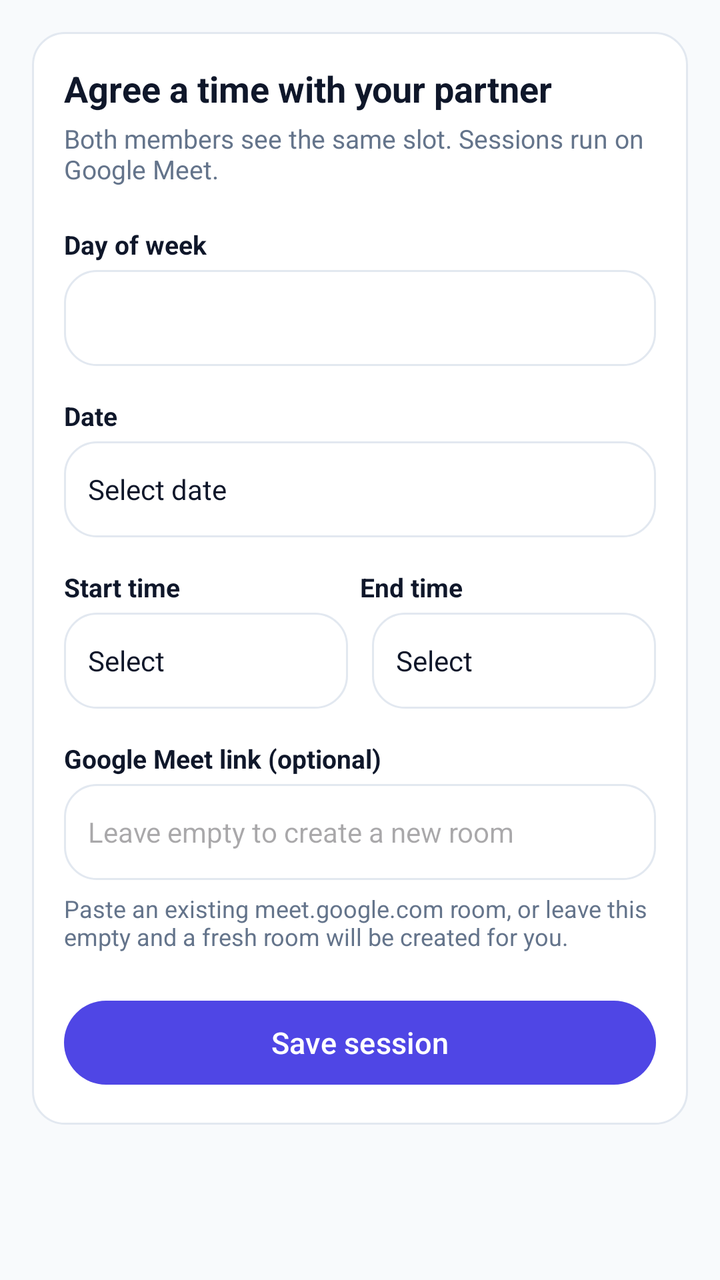
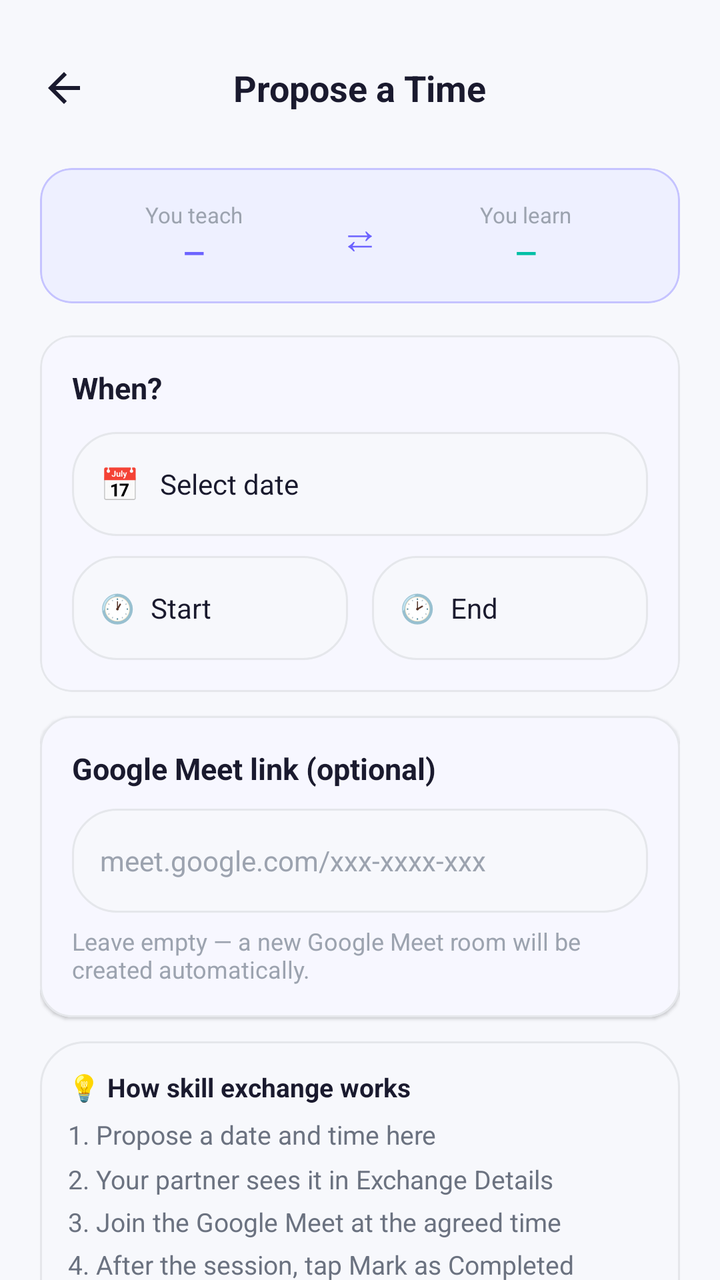

Compare the two renders of this Android layout. The source of the first and the diff that turns it into the second are given below.
<!-- AndroidManifest.xml: application theme Theme.SkillBarter -->
<!-- res/layout/activity_schedule_session.xml -->
<?xml version="1.0" encoding="utf-8"?>
<androidx.core.widget.NestedScrollView xmlns:android="http://schemas.android.com/apk/res/android"
    xmlns:app="http://schemas.android.com/apk/res-auto"
    android:layout_width="match_parent"
    android:layout_height="match_parent"
    android:background="@color/bg_light"
    android:fillViewport="true">

    <LinearLayout
        android:layout_width="match_parent"
        android:layout_height="wrap_content"
        android:orientation="vertical"
        android:padding="16dp">

        <LinearLayout
            android:layout_width="match_parent"
            android:layout_height="wrap_content"
            android:background="@drawable/bg_rounded_card"
            android:orientation="vertical"
            android:padding="16dp">

            <TextView
                android:layout_width="wrap_content"
                android:layout_height="wrap_content"
                android:text="Agree a time with your partner"
                android:textColor="@color/text_primary"
                android:textSize="18sp"
                android:textStyle="bold" />

            <TextView
                android:id="@+id/tvSubtitle"
                android:layout_width="match_parent"
                android:layout_height="wrap_content"
                android:layout_marginTop="4dp"
                android:text="Both members see the same slot. Sessions run on Google Meet."
                android:textColor="@color/text_secondary"
                android:textSize="13sp" />

            <TextView
                android:layout_width="wrap_content"
                android:layout_height="wrap_content"
                android:layout_marginTop="20dp"
                android:text="Day of week"
                android:textColor="@color/text_primary"
                android:textSize="13sp"
                android:textStyle="bold" />

            <Spinner
                android:id="@+id/spinnerDay"
                android:layout_width="match_parent"
                android:layout_height="wrap_content"
                android:layout_marginTop="4dp"
                android:background="@drawable/bg_rounded_card"
                android:minHeight="48dp"
                android:paddingHorizontal="12dp" />

            <TextView
                android:layout_width="wrap_content"
                android:layout_height="wrap_content"
                android:layout_marginTop="16dp"
                android:text="Date"
                android:textColor="@color/text_primary"
                android:textSize="13sp"
                android:textStyle="bold" />

            <TextView
                android:id="@+id/etDate"
                android:layout_width="match_parent"
                android:layout_height="wrap_content"
                android:layout_marginTop="4dp"
                android:background="@drawable/bg_rounded_card"
                android:clickable="true"
                android:focusable="true"
                android:gravity="center_vertical"
                android:minHeight="48dp"
                android:paddingHorizontal="12dp"
                android:text="Select date"
                android:textColor="@color/text_primary"
                android:textSize="14sp" />

            <LinearLayout
                android:layout_width="match_parent"
                android:layout_height="wrap_content"
                android:layout_marginTop="16dp"
                android:baselineAligned="false"
                android:orientation="horizontal">

                <LinearLayout
                    android:layout_width="0dp"
                    android:layout_height="wrap_content"
                    android:layout_weight="1"
                    android:orientation="vertical">

                    <TextView
                        android:layout_width="wrap_content"
                        android:layout_height="wrap_content"
                        android:text="Start time"
                        android:textColor="@color/text_primary"
                        android:textSize="13sp"
                        android:textStyle="bold" />

                    <TextView
                        android:id="@+id/etStartTime"
                        android:layout_width="match_parent"
                        android:layout_height="wrap_content"
                        android:layout_marginTop="4dp"
                        android:layout_marginEnd="6dp"
                        android:background="@drawable/bg_rounded_card"
                        android:clickable="true"
                        android:focusable="true"
                        android:gravity="center_vertical"
                        android:minHeight="48dp"
                        android:paddingHorizontal="12dp"
                        android:text="Select"
                        android:textColor="@color/text_primary"
                        android:textSize="14sp" />

                </LinearLayout>

                <LinearLayout
                    android:layout_width="0dp"
                    android:layout_height="wrap_content"
                    android:layout_weight="1"
                    android:orientation="vertical">

                    <TextView
                        android:layout_width="wrap_content"
                        android:layout_height="wrap_content"
                        android:text="End time"
                        android:textColor="@color/text_primary"
                        android:textSize="13sp"
                        android:textStyle="bold" />

                    <TextView
                        android:id="@+id/etEndTime"
                        android:layout_width="match_parent"
                        android:layout_height="wrap_content"
                        android:layout_marginStart="6dp"
                        android:layout_marginTop="4dp"
                        android:background="@drawable/bg_rounded_card"
                        android:clickable="true"
                        android:focusable="true"
                        android:gravity="center_vertical"
                        android:minHeight="48dp"
                        android:paddingHorizontal="12dp"
                        android:text="Select"
                        android:textColor="@color/text_primary"
                        android:textSize="14sp" />

                </LinearLayout>

            </LinearLayout>

            <TextView
                android:layout_width="wrap_content"
                android:layout_height="wrap_content"
                android:layout_marginTop="16dp"
                android:text="Google Meet link (optional)"
                android:textColor="@color/text_primary"
                android:textSize="13sp"
                android:textStyle="bold" />

            <EditText
                android:id="@+id/etMeetLink"
                android:layout_width="match_parent"
                android:layout_height="wrap_content"
                android:layout_marginTop="4dp"
                android:background="@drawable/bg_rounded_card"
                android:hint="Leave empty to create a new room"
                android:importantForAutofill="no"
                android:inputType="textUri"
                android:minHeight="48dp"
                android:paddingHorizontal="12dp"
                android:paddingVertical="12dp"
                android:textColor="@color/text_primary"
                android:textSize="14sp" />

            <TextView
                android:layout_width="match_parent"
                android:layout_height="wrap_content"
                android:layout_marginTop="6dp"
                android:text="Paste an existing meet.google.com room, or leave this empty and a fresh room will be created for you."
                android:textColor="@color/text_secondary"
                android:textSize="12sp" />

            <Button
                android:id="@+id/btnSave"
                android:layout_width="match_parent"
                android:layout_height="wrap_content"
                android:layout_marginTop="20dp"
                android:minHeight="50dp"
                android:text="Save session"
                android:textSize="15sp" />

        </LinearLayout>

    </LinearLayout>

</androidx.core.widget.NestedScrollView>
<!-- resources referenced by this layout -->
<resources>
  <color name="bg_light">#F8FAFC</color>
  <color name="text_primary">#0F172A</color>
  <color name="text_secondary">#64748B</color>
  <!-- drawable bg_rounded_card (drawable) -->
  <?xml version="1.0" encoding="utf-8"?>
  <shape xmlns:android="http://schemas.android.com/apk/res/android"
      android:shape="rectangle">
      <solid android:color="@color/surface_white" />
      <corners android:radius="16dp" />
      <stroke android:width="1dp" android:color="@color/divider_color" />
  </shape>
  <style name="Theme.SkillBarter" parent="Base.Theme.SkillBarter" />
  <color name="surface_white">#FFFFFF</color>
  <color name="divider_color">#E2E8F0</color>
  <style name="Base.Theme.SkillBarter" parent="Theme.Material3.DayNight.NoActionBar">
          <item name="colorPrimary">@color/primary</item>
          <item name="colorOnPrimary">@color/white</item>
          <item name="colorPrimaryContainer">@color/primary_light</item>
          <item name="colorOnPrimaryContainer">@color/primary</item>
          <item name="android:colorBackground">@color/bg_light</item>
          <item name="colorSurface">@color/surface_white</item>
          <item name="colorOnSurface">@color/text_primary</item>
          <item name="colorOnSurfaceVariant">@color/text_secondary</item>
          <item name="android:statusBarColor">@color/bg_light</item>
          <item name="android:windowLightStatusBar">true</item>
      </style>
  <color name="primary">#4F46E5</color>
  <color name="white">#FFFFFF</color>
  <color name="primary_light">#EEF2FF</color>
</resources>

<!-- the commit's change to res/layout/activity_schedule_session.xml (unified diff, before → after) -->
@@ -3,197 +3,338 @@
     xmlns:app="http://schemas.android.com/apk/res-auto"
     android:layout_width="match_parent"
     android:layout_height="match_parent"
-    android:background="@color/bg_light"
-    android:fillViewport="true">
+    android:background="@color/bg_light">
 
     <LinearLayout
         android:layout_width="match_parent"
         android:layout_height="wrap_content"
         android:orientation="vertical"
-        android:padding="16dp">
-
-        <LinearLayout
-            android:layout_width="match_parent"
-            android:layout_height="wrap_content"
-            android:background="@drawable/bg_rounded_card"
-            android:orientation="vertical"
-            android:padding="16dp">
+        android:padding="20dp">
+
+        
+        <RelativeLayout
+            android:layout_width="match_parent"
+            android:layout_height="48dp">
+
+            <ImageView
+                android:id="@+id/ivBack"
+                android:layout_width="24dp"
+                android:layout_height="24dp"
+                android:layout_alignParentStart="true"
+                android:layout_centerVertical="true"
+                android:src="@drawable/ic_back"
+                android:contentDescription="Back" />
 
             <TextView
                 android:layout_width="wrap_content"
                 android:layout_height="wrap_content"
-                android:text="Agree a time with your partner"
+                android:layout_centerInParent="true"
+                android:text="Propose a Time"
                 android:textColor="@color/text_primary"
                 android:textSize="18sp"
                 android:textStyle="bold" />
 
-            <TextView
-                android:id="@+id/tvSubtitle"
+        </RelativeLayout>
+
+        
+        <com.google.android.material.card.MaterialCardView
+            android:layout_width="match_parent"
+            android:layout_height="wrap_content"
+            android:layout_marginTop="16dp"
+            app:cardBackgroundColor="@color/primary_light"
+            app:cardCornerRadius="16dp"
+            app:cardElevation="0dp"
+            app:strokeColor="@color/primary_light_stroke"
+            app:strokeWidth="1dp">
+
+            <LinearLayout
                 android:layout_width="match_parent"
                 android:layout_height="wrap_content"
-                android:layout_marginTop="4dp"
-                android:text="Both members see the same slot. Sessions run on Google Meet."
-                android:textColor="@color/text_secondary"
-                android:textSize="13sp" />
+                android:gravity="center_vertical"
+                android:orientation="horizontal"
+                android:padding="16dp">
+
+                <LinearLayout
+                    android:layout_width="0dp"
+                    android:layout_height="wrap_content"
+                    android:layout_weight="1"
+                    android:gravity="center"
+                    android:orientation="vertical">
+
+                    <TextView
+                        android:layout_width="wrap_content"
+                        android:layout_height="wrap_content"
+                        android:text="You teach"
+                        android:textColor="@color/text_muted"
+                        android:textSize="11sp" />
+
+                    <TextView
+                        android:id="@+id/tvMySkill"
+                        android:layout_width="wrap_content"
+                        android:layout_height="wrap_content"
+                        android:layout_marginTop="2dp"
+                        android:text="—"
+                        android:textColor="@color/primary"
+                        android:textSize="14sp"
+                        android:textStyle="bold" />
+
+                </LinearLayout>
+
+                <TextView
+                    android:layout_width="wrap_content"
+                    android:layout_height="wrap_content"
+                    android:paddingHorizontal="12dp"
+                    android:text="⇄"
+                    android:textColor="@color/primary"
+                    android:textSize="20sp" />
+
+                <LinearLayout
+                    android:layout_width="0dp"
+                    android:layout_height="wrap_content"
+                    android:layout_weight="1"
+                    android:gravity="center"
+                    android:orientation="vertical">
+
+                    <TextView
+                        android:layout_width="wrap_content"
+                        android:layout_height="wrap_content"
+                        android:text="You learn"
+                        android:textColor="@color/text_muted"
+                        android:textSize="11sp" />
+
+                    <TextView
+                        android:id="@+id/tvTheirSkill"
+                        android:layout_width="wrap_content"
+                        android:layout_height="wrap_content"
+                        android:layout_marginTop="2dp"
+                        android:text="—"
+                        android:textColor="@color/accent_green"
+                        android:textSize="14sp"
+                        android:textStyle="bold" />
+
+                </LinearLayout>
+
+            </LinearLayout>
+
+        </com.google.android.material.card.MaterialCardView>
+
+        
+        <com.google.android.material.card.MaterialCardView
+            android:layout_width="match_parent"
+            android:layout_height="wrap_content"
+            android:layout_marginTop="16dp"
+            app:cardBackgroundColor="@color/surface_white"
+            app:cardCornerRadius="16dp"
+            app:cardElevation="1dp"
+            app:strokeColor="@color/divider_color"
+            app:strokeWidth="1dp">
+
+            <LinearLayout
+                android:layout_width="match_parent"
+                android:layout_height="wrap_content"
+                android:orientation="vertical"
+                android:padding="16dp">
+
+                <TextView
+                    android:layout_width="wrap_content"
+                    android:layout_height="wrap_content"
+                    android:text="When?"
+                    android:textColor="@color/text_primary"
+                    android:textSize="15sp"
+                    android:textStyle="bold" />
+
+                
+                <LinearLayout
+                    android:layout_width="match_parent"
+                    android:layout_height="52dp"
+                    android:layout_marginTop="12dp"
+                    android:background="@drawable/bg_input_field"
+                    android:gravity="center_vertical"
+                    android:orientation="horizontal"
+                    android:paddingHorizontal="14dp">
+
+                    <TextView
+                        android:layout_width="wrap_content"
+                        android:layout_height="wrap_content"
+                        android:text="📅"
+                        android:textSize="16sp" />
+
+                    <TextView
+                        android:id="@+id/etDate"
+                        android:layout_width="0dp"
+                        android:layout_height="wrap_content"
+                        android:layout_marginStart="10dp"
+                        android:layout_weight="1"
+                        android:clickable="true"
+                        android:focusable="true"
+                        android:text="Select date"
+                        android:textColor="@color/text_primary"
+                        android:textSize="14sp" />
+
+                </LinearLayout>
+
+                
+                <LinearLayout
+                    android:layout_width="match_parent"
+                    android:layout_height="wrap_content"
+                    android:layout_marginTop="10dp"
+                    android:baselineAligned="false"
+                    android:orientation="horizontal">
+
+                    <LinearLayout
+                        android:layout_width="0dp"
+                        android:layout_height="52dp"
+                        android:layout_marginEnd="6dp"
+                        android:layout_weight="1"
+                        android:background="@drawable/bg_input_field"
+                        android:gravity="center_vertical"
+                        android:orientation="horizontal"
+                        android:paddingHorizontal="14dp">
+
+                        <TextView
+                            android:layout_width="wrap_content"
+                            android:layout_height="wrap_content"
+                            android:text="🕐"
+                            android:textSize="14sp" />
+
+                        <TextView
+                            android:id="@+id/etStartTime"
+                            android:layout_width="0dp"
+                            android:layout_height="wrap_content"
+                            android:layout_marginStart="8dp"
+                            android:layout_weight="1"
+                            android:clickable="true"
+                            android:focusable="true"
+                            android:text="Start"
+                            android:textColor="@color/text_primary"
+                            android:textSize="14sp" />
+
+                    </LinearLayout>
+
+                    <LinearLayout
+                        android:layout_width="0dp"
+                        android:layout_height="52dp"
+                        android:layout_marginStart="6dp"
+                        android:layout_weight="1"
+                        android:background="@drawable/bg_input_field"
+                        android:gravity="center_vertical"
+                        android:orientation="horizontal"
+                        android:paddingHorizontal="14dp">
+
+                        <TextView
+                            android:layout_width="wrap_content"
+                            android:layout_height="wrap_content"
+                            android:text="🕑"
+                            android:textSize="14sp" />
+
+                        <TextView
+                            android:id="@+id/etEndTime"
+                            android:layout_width="0dp"
+                            android:layout_height="wrap_content"
+                            android:layout_marginStart="8dp"
+                            android:layout_weight="1"
+                            android:clickable="true"
+                            android:focusable="true"
+                            android:text="End"
+                            android:textColor="@color/text_primary"
+                            android:textSize="14sp" />
+
+                    </LinearLayout>
+
+                </LinearLayout>
+
+            </LinearLayout>
+
+        </com.google.android.material.card.MaterialCardView>
+
+        
+        <com.google.android.material.card.MaterialCardView
+            android:layout_width="match_parent"
+            android:layout_height="wrap_content"
+            android:layout_marginTop="12dp"
+            app:cardBackgroundColor="@color/surface_white"
+            app:cardCornerRadius="16dp"
+            app:cardElevation="1dp"
+            app:strokeColor="@color/divider_color"
+            app:strokeWidth="1dp">
+
+            <LinearLayout
+                android:layout_width="match_parent"
+                android:layout_height="wrap_content"
+                android:orientation="vertical"
+                android:padding="16dp">
+
+                <TextView
+                    android:layout_width="wrap_content"
+                    android:layout_height="wrap_content"
+                    android:text="Google Meet link (optional)"
+                    android:textColor="@color/text_primary"
+                    android:textSize="15sp"
+                    android:textStyle="bold" />
+
+                <EditText
+                    android:id="@+id/etMeetLink"
+                    android:layout_width="match_parent"
+                    android:layout_height="52dp"
+                    android:layout_marginTop="10dp"
+                    android:background="@drawable/bg_input_field"
+                    android:hint="meet.google.com/xxx-xxxx-xxx"
+                    android:importantForAutofill="no"
+                    android:inputType="textUri"
+                    android:paddingHorizontal="14dp"
+                    android:textColor="@color/text_primary"
+                    android:textColorHint="@color/text_muted"
+                    android:textSize="14sp" />
+
+                <TextView
+                    android:layout_width="match_parent"
+                    android:layout_height="wrap_content"
+                    android:layout_marginTop="6dp"
+                    android:text="Leave empty — a new Google Meet room will be created automatically."
+                    android:textColor="@color/text_muted"
+                    android:textSize="12sp" />
+
+            </LinearLayout>
+
+        </com.google.android.material.card.MaterialCardView>
+
+        
+        <LinearLayout
+            android:layout_width="match_parent"
+            android:layout_height="wrap_content"
+            android:layout_marginTop="12dp"
+            android:background="@drawable/bg_input_field"
+            android:orientation="vertical"
+            android:padding="14dp">
 
             <TextView
                 android:layout_width="wrap_content"
                 android:layout_height="wrap_content"
-                android:layout_marginTop="20dp"
-                android:text="Day of week"
+                android:text="💡 How skill exchange works"
                 android:textColor="@color/text_primary"
                 android:textSize="13sp"
                 android:textStyle="bold" />
 
-            <Spinner
-                android:id="@+id/spinnerDay"
-                android:layout_width="match_parent"
-                android:layout_height="wrap_content"
-                android:layout_marginTop="4dp"
-                android:background="@drawable/bg_rounded_card"
-                android:minHeight="48dp"
-                android:paddingHorizontal="12dp" />
-
-            <TextView
-                android:layout_width="wrap_content"
-                android:layout_height="wrap_content"
-                android:layout_marginTop="16dp"
-                android:text="Date"
-                android:textColor="@color/text_primary"
-                android:textSize="13sp"
-                android:textStyle="bold" />
-
-            <TextView
-                android:id="@+id/etDate"
-                android:layout_width="match_parent"
-                android:layout_height="wrap_content"
-                android:layout_marginTop="4dp"
-                android:background="@drawable/bg_rounded_card"
-                android:clickable="true"
-                android:focusable="true"
-                android:gravity="center_vertical"
-                android:minHeight="48dp"
-                android:paddingHorizontal="12dp"
-                android:text="Select date"
-                android:textColor="@color/text_primary"
-                android:textSize="14sp" />
-
-            <LinearLayout
-                android:layout_width="match_parent"
-                android:layout_height="wrap_content"
-                android:layout_marginTop="16dp"
-                android:baselineAligned="false"
-                android:orientation="horizontal">
-
-                <LinearLayout
-                    android:layout_width="0dp"
-                    android:layout_height="wrap_content"
-                    android:layout_weight="1"
-                    android:orientation="vertical">
-
-                    <TextView
-                        android:layout_width="wrap_content"
-                        android:layout_height="wrap_content"
-                        android:text="Start time"
-                        android:textColor="@color/text_primary"
-                        android:textSize="13sp"
-                        android:textStyle="bold" />
-
-                    <TextView
-                        android:id="@+id/etStartTime"
-                        android:layout_width="match_parent"
-                        android:layout_height="wrap_content"
-                        android:layout_marginTop="4dp"
-                        android:layout_marginEnd="6dp"
-                        android:background="@drawable/bg_rounded_card"
-                        android:clickable="true"
-                        android:focusable="true"
-                        android:gravity="center_vertical"
-                        android:minHeight="48dp"
-                        android:paddingHorizontal="12dp"
-                        android:text="Select"
-                        android:textColor="@color/text_primary"
-                        android:textSize="14sp" />
-
-                </LinearLayout>
-
-                <LinearLayout
-                    android:layout_width="0dp"
-                    android:layout_height="wrap_content"
-                    android:layout_weight="1"
-                    android:orientation="vertical">
-
-                    <TextView
-                        android:layout_width="wrap_content"
-                        android:layout_height="wrap_content"
-                        android:text="End time"
-                        android:textColor="@color/text_primary"
-                        android:textSize="13sp"
-                        android:textStyle="bold" />
-
-                    <TextView
-                        android:id="@+id/etEndTime"
-                        android:layout_width="match_parent"
-                        android:layout_height="wrap_content"
-                        android:layout_marginStart="6dp"
-                        android:layout_marginTop="4dp"
-                        android:background="@drawable/bg_rounded_card"
-                        android:clickable="true"
-                        android:focusable="true"
-                        android:gravity="center_vertical"
-                        android:minHeight="48dp"
-                        android:paddingHorizontal="12dp"
-                        android:text="Select"
-                        android:textColor="@color/text_primary"
-                        android:textSize="14sp" />
-
-                </LinearLayout>
-
-            </LinearLayout>
-
-            <TextView
-                android:layout_width="wrap_content"
-                android:layout_height="wrap_content"
-                android:layout_marginTop="16dp"
-                android:text="Google Meet link (optional)"
-                android:textColor="@color/text_primary"
-                android:textSize="13sp"
-                android:textStyle="bold" />
-
-            <EditText
-                android:id="@+id/etMeetLink"
-                android:layout_width="match_parent"
-                android:layout_height="wrap_content"
-                android:layout_marginTop="4dp"
-                android:background="@drawable/bg_rounded_card"
-                android:hint="Leave empty to create a new room"
-                android:importantForAutofill="no"
-                android:inputType="textUri"
-                android:minHeight="48dp"
-                android:paddingHorizontal="12dp"
-                android:paddingVertical="12dp"
-                android:textColor="@color/text_primary"
-                android:textSize="14sp" />
-
             <TextView
                 android:layout_width="match_parent"
                 android:layout_height="wrap_content"
                 android:layout_marginTop="6dp"
-                android:text="Paste an existing meet.google.com room, or leave this empty and a fresh room will be created for you."
+                android:lineSpacingMultiplier="1.4"
+                android:text="1. Propose a date and time here\n2. Your partner sees it in Exchange Details\n3. Join the Google Meet at the agreed time\n4. After the session, tap Mark as Completed\n5. Rate each other ⭐"
                 android:textColor="@color/text_secondary"
-                android:textSize="12sp" />
-
-            <Button
-                android:id="@+id/btnSave"
-                android:layout_width="match_parent"
-                android:layout_height="wrap_content"
-                android:layout_marginTop="20dp"
-                android:minHeight="50dp"
-                android:text="Save session"
-                android:textSize="15sp" />
+                android:textSize="13sp" />
 
         </LinearLayout>
 
+        <Button
+            android:id="@+id/btnSave"
+            style="@style/Widget.SkillBarter.Button"
+            android:layout_width="match_parent"
+            android:layout_height="52dp"
+            android:layout_marginTop="20dp"
+            android:text="Propose This Time"
+            android:textSize="15sp" />
+
     </LinearLayout>
 
 </androidx.core.widget.NestedScrollView>
<!-- resource entries referenced after the edit -->
@@ -1,19 +1,41 @@
 <!-- resources referenced by this layout -->
 <resources>
-  <color name="bg_light">#F8FAFC</color>
-  <color name="text_primary">#0F172A</color>
-  <color name="text_secondary">#64748B</color>
-  <!-- drawable bg_rounded_card (drawable) -->
+  <color name="accent_green">#00BFA5</color>
+  <color name="bg_light">#F7F8FC</color>
+  <color name="text_primary">#1A1A2E</color>
+  <color name="text_secondary">#6B7280</color>
+  <!-- drawable bg_input_field (drawable) -->
   <?xml version="1.0" encoding="utf-8"?>
   <shape xmlns:android="http://schemas.android.com/apk/res/android"
       android:shape="rectangle">
-      <solid android:color="@color/surface_white" />
-      <corners android:radius="16dp" />
+      <solid android:color="@color/bg_light" />
+      <corners android:radius="22dp" />
       <stroke android:width="1dp" android:color="@color/divider_color" />
   </shape>
+  <!-- drawable ic_back (drawable) -->
+  <?xml version="1.0" encoding="utf-8"?>
+  <vector xmlns:android="http://schemas.android.com/apk/res/android"
+      android:width="24dp"
+      android:height="24dp"
+      android:viewportWidth="24"
+      android:viewportHeight="24">
+      <path
+          android:fillColor="#1A1A2E"
+          android:pathData="M20,11H7.83l5.59,-5.59L12,4l-8,8 8,8 1.41,-1.41L7.83,13H20v-2z" />
+  </vector>
+  <style name="Widget.SkillBarter.Button" parent="Widget.Material3.Button">
+          <item name="backgroundTint">@color/primary</item>
+          <item name="android:textColor">@color/white</item>
+          <item name="cornerRadius">8dp</item>
+          <item name="android:paddingTop">12dp</item>
+          <item name="android:paddingBottom">12dp</item>
+          <item name="android:textStyle">bold</item>
+          <item name="android:textSize">14sp</item>
+      </style>
   <style name="Theme.SkillBarter" parent="Base.Theme.SkillBarter" />
   <color name="surface_white">#FFFFFF</color>
-  <color name="divider_color">#E2E8F0</color>
+  <color name="text_muted">#9CA3AF</color>
+  <color name="divider_color">#E5E7EB</color>
   <style name="Base.Theme.SkillBarter" parent="Theme.Material3.DayNight.NoActionBar">
           <item name="colorPrimary">@color/primary</item>
           <item name="colorOnPrimary">@color/white</item>
@@ -23,11 +45,12 @@
           <item name="colorSurface">@color/surface_white</item>
           <item name="colorOnSurface">@color/text_primary</item>
           <item name="colorOnSurfaceVariant">@color/text_secondary</item>
-          <item name="android:statusBarColor">@color/bg_light</item>
+          <item name="android:statusBarColor">@color/surface_white</item>
           <item name="android:windowLightStatusBar">true</item>
       </style>
-  <color name="primary">#4F46E5</color>
+  <color name="primary">#6C63FF</color>
   <color name="white">#FFFFFF</color>
-  <color name="primary_light">#EEF2FF</color>
+  <color name="primary_light">#EEF0FF</color>
+  <color name="primary_light_stroke">#C5C3FF</color>
 </resources>
 
